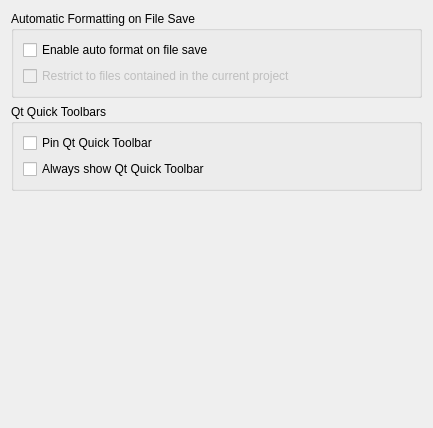
Before: the Qt Designer form src/plugins/qmljseditor/qmljseditingsettingspage.ui in qt-creator/qt-creator, drawn with Qt 5.
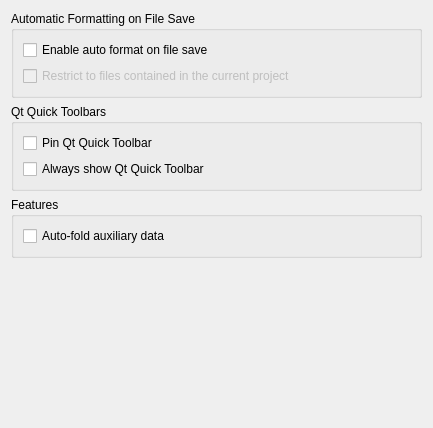
After: the same form once the commit is applied.

Commit message:
QmlDesigner: Auxiliary data auto-fold
 - Made TextEditorWidget::restoreState() virtual
 - Added function to fold qml Auxiliary Data
 - Extended settings page to fit the new option

Task: QDS-1667

```diff
--- a/src/plugins/qmljseditor/qmljseditingsettingspage.ui
+++ b/src/plugins/qmljseditor/qmljseditingsettingspage.ui
@@ -79,6 +79,22 @@
      </layout>
     </widget>
    </item>
+   <item row="2" column="0">
+    <widget class="QGroupBox" name="groupBox_3">
+     <property name="title">
+      <string>Features</string>
+     </property>
+     <layout class="QVBoxLayout" name="verticalLayout_3">
+      <item>
+       <widget class="QCheckBox" name="foldAuxDataCheckBox">
+        <property name="text">
+         <string>Auto-fold auxiliary data</string>
+        </property>
+       </widget>
+      </item>
+     </layout>
+    </widget>
+   </item>
   </layout>
  </widget>
  <resources/>
```
The commit also changes 5 other files.
